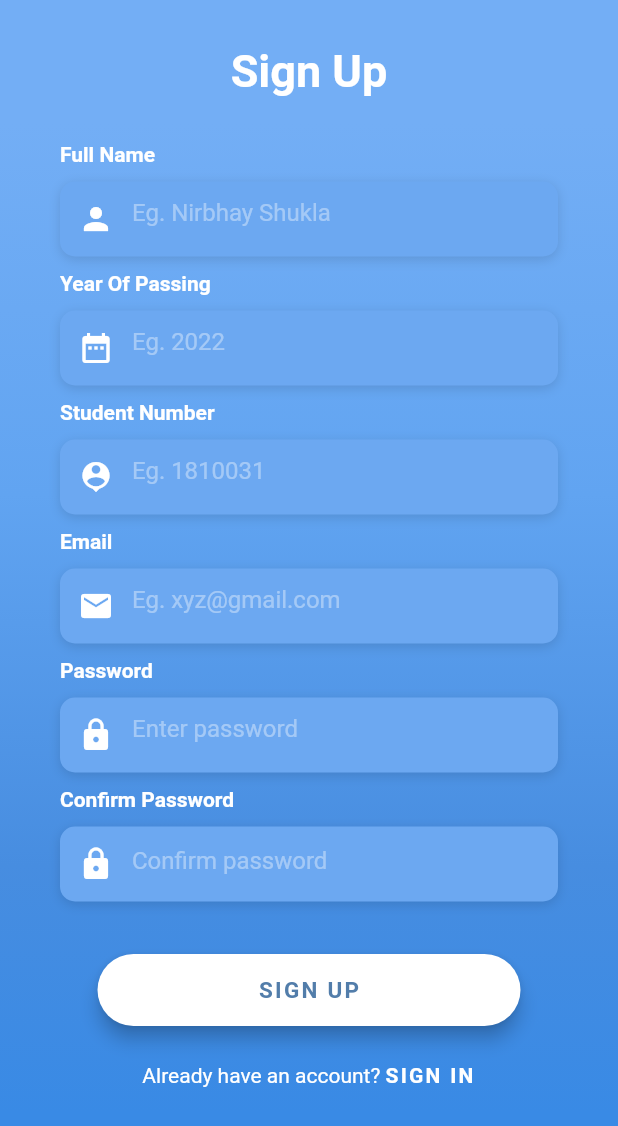
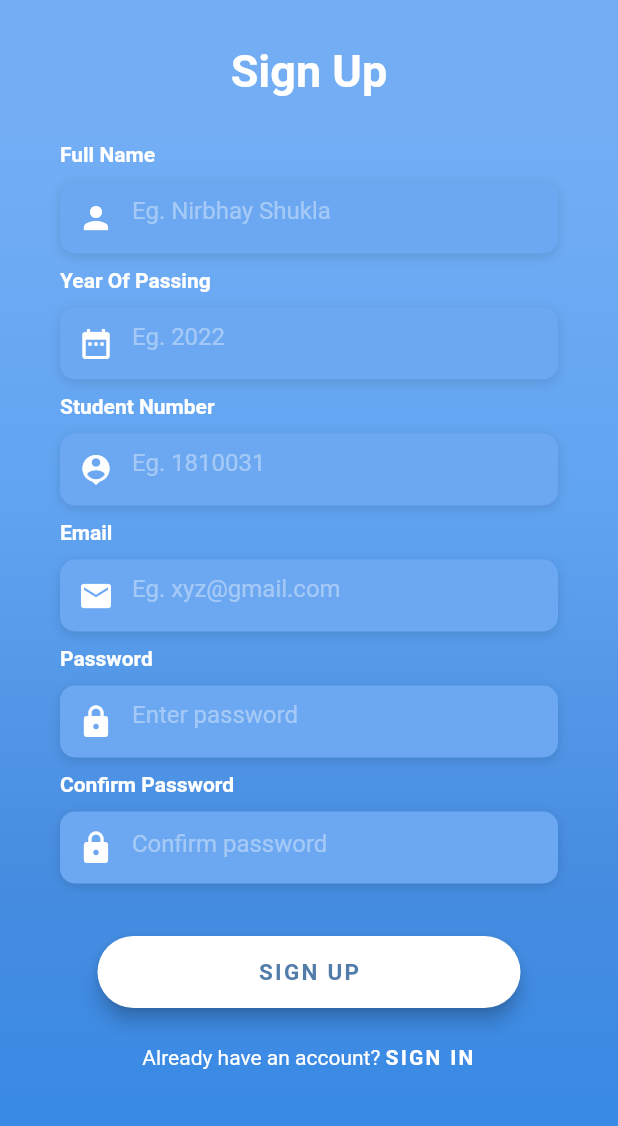
Before and after one commit to NirbhayShukla/alumini_tracker, a Flutter app: the SignUpScreen screen opened directly, on a phone screen of 412 x 824 dp. Shown: the top 1126 px of the screen. Run offline on Flutter 3.47's test engine with Material 2 defaults, Android fonts, the phone set to English and light mode, and no system bars; our stand-ins replace firebase_auth; accounts and stored records are empty.

```diff
--- a/lib/login_screen/sign_up_screen.dart
+++ b/lib/login_screen/sign_up_screen.dart
@@ -39,7 +39,6 @@ class _SignUpScreenState extends State<SignUpScreen> {
           child: Container(
             alignment: Alignment.centerLeft,
             decoration: kBoxDecorationStyle,
-            height: 50,
             child: TextFormField(
               onChanged: (String value) {
                 _name = value;
@@ -54,7 +53,7 @@ class _SignUpScreenState extends State<SignUpScreen> {
               style: TextStyle(color: Colors.white),
               decoration: InputDecoration(
                   border: InputBorder.none,
-                  errorStyle: TextStyle(color: Colors.white),
+                  errorStyle: TextStyle(color: Colors.white54),
                   contentPadding:
                       EdgeInsets.symmetric(vertical: 10, horizontal: 5),
                   prefixIcon: Icon(Icons.person, color: Colors.white),
@@ -80,7 +79,6 @@ class _SignUpScreenState extends State<SignUpScreen> {
           child: Container(
             alignment: Alignment.centerLeft,
             decoration: kBoxDecorationStyle,
-            height: 50,
             child: TextFormField(
               onChanged: (String value) {
                 _passyear = value;
@@ -95,7 +93,7 @@ class _SignUpScreenState extends State<SignUpScreen> {
               style: TextStyle(color: Colors.white),
               decoration: InputDecoration(
                   border: InputBorder.none,
-                  errorStyle: TextStyle(color: Colors.white),
+                  errorStyle: TextStyle(color: Colors.white54),
                   contentPadding:
                       EdgeInsets.symmetric(vertical: 10, horizontal: 5),
                   prefixIcon: Icon(Icons.date_range, color: Colors.white),
@@ -121,7 +119,6 @@ class _SignUpScreenState extends State<SignUpScreen> {
           child: Container(
             alignment: Alignment.centerLeft,
             decoration: kBoxDecorationStyle,
-            height: 50,
             child: TextFormField(
               onChanged: (String value) {
                 _studentno = value;
@@ -130,7 +127,7 @@ class _SignUpScreenState extends State<SignUpScreen> {
               style: TextStyle(color: Colors.white),
               decoration: InputDecoration(
                   border: InputBorder.none,
-                  errorStyle: TextStyle(color: Colors.white),
+                  errorStyle: TextStyle(color: Colors.white54),
                   contentPadding:
                       EdgeInsets.symmetric(vertical: 10, horizontal: 5),
                   prefixIcon: Icon(Icons.person_pin, color: Colors.white),
@@ -156,7 +153,6 @@ class _SignUpScreenState extends State<SignUpScreen> {
           child: Container(
             alignment: Alignment.centerLeft,
             decoration: kBoxDecorationStyle,
-            height: 50,
             child: TextFormField(
               onChanged: (String value) {
                 _email = value;
@@ -171,7 +167,7 @@ class _SignUpScreenState extends State<SignUpScreen> {
               style: TextStyle(color: Colors.white),
               decoration: InputDecoration(
                   border: InputBorder.none,
-                  errorStyle: TextStyle(color: Colors.white),
+                  errorStyle: TextStyle(color: Colors.white54),
                   contentPadding:
                       EdgeInsets.symmetric(vertical: 10, horizontal: 5),
                   prefixIcon: Icon(Icons.email, color: Colors.white),
@@ -197,7 +193,6 @@ class _SignUpScreenState extends State<SignUpScreen> {
           child: Container(
             alignment: Alignment.centerLeft,
             decoration: kBoxDecorationStyle,
-            height: 50,
             child: TextFormField(
               onChanged: (String value) {
                 _password = value;
@@ -212,7 +207,7 @@ class _SignUpScreenState extends State<SignUpScreen> {
               style: TextStyle(color: Colors.white),
               decoration: InputDecoration(
                   border: InputBorder.none,
-                  errorStyle: TextStyle(color: Colors.white),
+                  errorStyle: TextStyle(color: Colors.white54),
                   contentPadding:
                       EdgeInsets.symmetric(vertical: 10, horizontal: 5),
                   prefixIcon: Icon(Icons.lock, color: Colors.white),
@@ -238,7 +233,6 @@ class _SignUpScreenState extends State<SignUpScreen> {
           child: Container(
             alignment: Alignment.centerLeft,
             decoration: kBoxDecorationStyle,
-            height: 50,
             child: TextFormField(
               validator: (String value) {
                 if (value.compareTo(_password) != 0)
@@ -250,7 +244,7 @@ class _SignUpScreenState extends State<SignUpScreen> {
               style: TextStyle(color: Colors.white),
               decoration: InputDecoration(
                   border: InputBorder.none,
-                  errorStyle: TextStyle(color: Colors.white),
+                  errorStyle: TextStyle(color: Colors.white54),
                   contentPadding: EdgeInsets.only(top: 12),
                   prefixIcon: Icon(Icons.lock, color: Colors.white),
                   hintText: "Confirm password",
--- a/pubspec.yaml
+++ b/pubspec.yaml
@@ -19,6 +19,7 @@ environment:
 dependencies:
   flutter:
     sdk: flutter
+  firebase_auth: ^0.15.3+1
 
   # The following adds the Cupertino Icons font to your application.
   # Use with the CupertinoIcons class for iOS style icons.
@@ -27,6 +28,7 @@ dependencies:
 dev_dependencies:
   flutter_test:
     sdk: flutter
+
 
 
 # For information on the generic Dart part of this file, see the
```
Also changed, not shown: lib/homescreen/homescren.dart (added, +19 -0 lines), lib/login_screen/login_screen.dart (+21 -10 lines), pubspec.lock, 3 other files.
